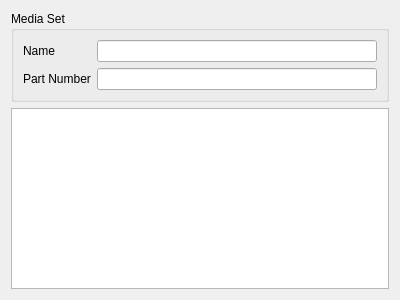
hirah2205/ARINC-665, file arinc665_qt/media/MediaSetWidget.ui: the form before one commit.
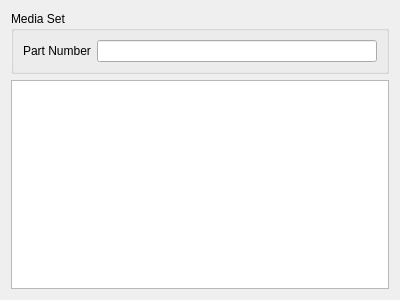
The form after the commit.

What changed in the file:
```diff
--- a/arinc665_qt/media/MediaSetWidget.ui
+++ b/arinc665_qt/media/MediaSetWidget.ui
@@ -21,19 +21,6 @@
      </property>
      <layout class="QFormLayout" name="formLayout">
       <item row="0" column="0">
-       <widget class="QLabel" name="nameLabel">
-        <property name="text">
-         <string>Name</string>
-        </property>
-        <property name="buddy">
-         <cstring>nameLineEdit</cstring>
-        </property>
-       </widget>
-      </item>
-      <item row="0" column="1">
-       <widget class="QLineEdit" name="nameLineEdit"/>
-      </item>
-      <item row="1" column="0">
        <widget class="QLabel" name="partNumberLabel">
         <property name="text">
          <string>Part Number</string>
@@ -43,7 +30,7 @@
         </property>
        </widget>
       </item>
-      <item row="1" column="1">
+      <item row="0" column="1">
        <widget class="QLineEdit" name="partNumberLineEdit"/>
       </item>
      </layout>
```
Left out of the diff: 1 changed line with no effect on the pictures.
